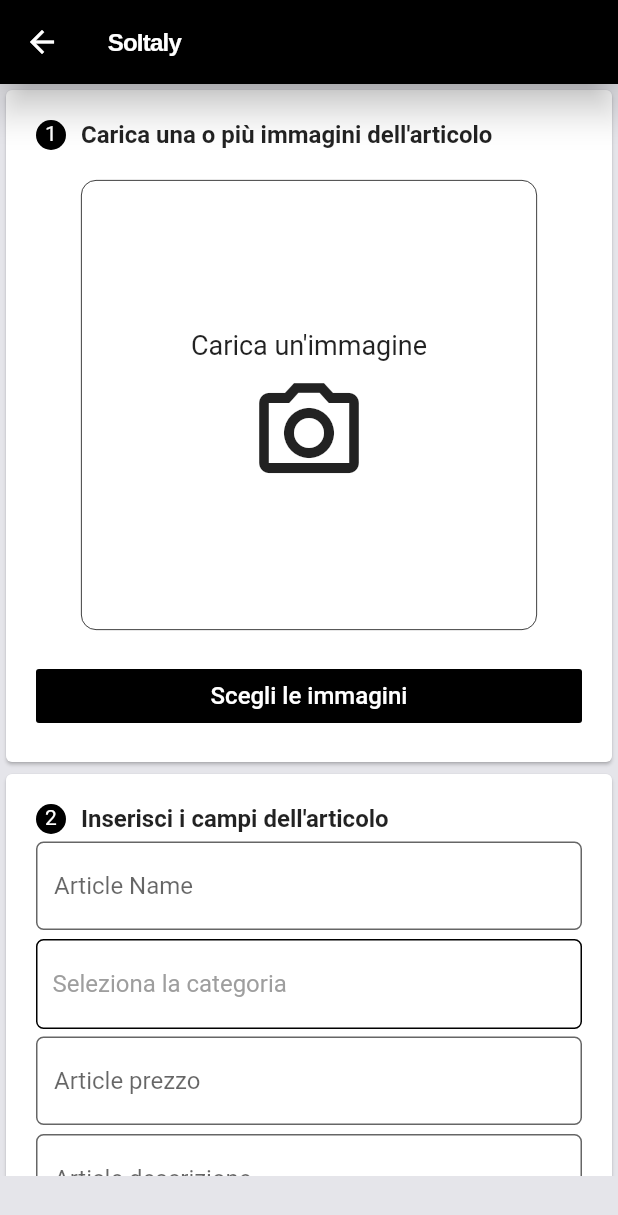
After one commit to Flutter-Bootcamp/flutter_bootcamp_dec_2020_day_by_day, a Flutter app: the UploadArticleScreen screen opened directly, on a phone screen of 412 x 824 dp. The commit adds this screen. Shown: the top 1215 px of the screen. Run offline on Flutter 3.47's test engine with Material 2 defaults, Android fonts, the phone set to English and light mode, and no system bars; our stand-ins replace firebase_core, firebase_storage, get, image_picker; accounts and stored records are empty; network calls fail; statements that could not run were skipped.

Commit message:
fifth day - needed files

```diff
--- a/lib/models/article_model.dart
+++ b/lib/models/article_model.dart
@@ -1,3 +1,9 @@
+
+import 'dart:convert';
+
+List<Article> articlesFromJson(String str) =>
+    List<Article>.from(json.decode(str).map((x) => Article.fromJson(x)));
+
 class Article extends Comparable{
   String id;
   String name;
@@ -7,6 +13,29 @@ class Article extends Comparable{
   String brandName;
   String imgUrl;
   int sellerId;
+
+
+  Article.fromJson(Map<String, dynamic> json){
+    this.id = json['article_id'];
+    this.name = json['name'];
+    this.brandName = json['brand_name'];
+    this.category =json['category'];
+    this.price = json['price'];
+    this.description = json['description'];
+    this.imgUrl = json['image'];
+    this.sellerId = json['seller_id'];
+  }
+
+  Map<String, dynamic> toJson() => {
+    'category': category,
+    'name': name,
+    'price': price,
+    'description': description,
+    'image': imgUrl,
+    'brand_name': brandName,
+    'seller_id': sellerId
+  };
+
 
   @override
   int compareTo(other){
--- a/lib/pictures.dart
+++ b/lib/pictures.dart
@@ -6,14 +6,14 @@ import 'package:flutter/material.dart';
 import 'package:image_picker/image_picker.dart';
 import 'package:firebase_storage/firebase_storage.dart' as firebase_storage;
 
-class imagePick extends StatefulWidget {
+class ImagePick extends StatefulWidget {
   @override
-  imagePick_State createState() => imagePick_State();
+  ImagePickState createState() => ImagePickState();
   var _image;
   var url;
 }
 
-class imagePick_State extends State<imagePick> {
+class ImagePickState extends State<ImagePick> {
   final Future<FirebaseApp> _inizialization = Firebase.initializeApp();
 
   @override
--- /dev/null
+++ b/lib/screens/upload_article_screen.dart
@@ -0,0 +1,418 @@
+import 'dart:io';
+import 'package:flutter/cupertino.dart';
+import 'package:flutter/material.dart';
+import 'package:flutter_bootcamp_2020/controllers/article_list_controller.dart';
+import 'package:flutter_bootcamp_2020/models/article_model.dart';
+import 'package:flutter_bootcamp_2020/pictures.dart';
+import 'package:flutter_bootcamp_2020/screens/upload_images_screen.dart';
+import 'package:flutter_bootcamp_2020/util/constants.dart';
+import 'package:http/http.dart' as http;
+import 'dart:convert' as convert;
+import '../rounded_input.dart';
+
+class UploadArticleScreen extends StatefulWidget {
+
+  @override
+  _UploadArticleScreenState createState() => _UploadArticleScreenState();
+}
+
+class _UploadArticleScreenState extends State<UploadArticleScreen> {
+  String imgFiles;
+  int selectedIndex;
+  Article newArticle;
+
+  @override
+  void initState() {
+    super.initState();
+    selectedIndex=0;
+    newArticle = Article();
+  }
+
+  void _awaitReturnValueFromSecondScreen(BuildContext context) async {
+    final result = await Navigator.push(
+        context,
+        MaterialPageRoute(
+    //      builder: (context) => UploadImagesScreen(),
+          builder: (context) => ImagePick(),
+        ));
+
+    if (result!=null) {
+      setState(() {
+        imgFiles = result;
+        newArticle.imgUrl = result;
+        //newArticle.imgUrl = imgFiles;
+      });
+    }
+  }
+
+Future<void> postArticle() async{
+    var APIurl = "https://api.flutterbootcamp.com/article";
+    var json = convert.jsonEncode(newArticle);
+    print(json);
+    var response =await http.post(APIurl, body: json);
+    print("response.statusCode${response.statusCode}");
+    print(response.body);
+}
+  @override
+  Widget build(BuildContext context) {
+    return Scaffold(
+      backgroundColor: CupertinoColors.systemGrey5,
+      appBar: AppBar(title: Text('SoItaly')),
+      body: Padding(
+        padding: const EdgeInsets.only(bottom:40.0),
+        child: SingleChildScrollView(
+          child: Column(
+            children: [
+              uploadImagesCard(),
+              setArticleFieldCard(),
+              FlatButton(
+                color: Colors.black,
+                child: Text(
+                  'Carica articolo',
+                  style: TextStyle(fontSize: 16, color: Colors.white ),
+                ),
+                onPressed: () {
+                  postArticle();
+                  ArticleListController.to.addArticle(newArticle);
+                  Navigator.pop(context);
+                },
+              ),
+
+            ],
+          ),
+        ),
+      ),
+    );
+  }
+
+  GestureDetector miniCard(int index){
+    return GestureDetector(
+      onTap: (){
+        setState(() {
+          print(selectedIndex);
+          selectedIndex = index;
+          print(selectedIndex);
+        });
+      },
+      child: Container(
+          height: 100,
+          decoration: BoxDecoration(
+              border: Border.all(color: selectedIndex==index? Colors.white : Colors.black)
+          ),
+          child: Image.network(imgFiles)),
+    );
+  }
+
+  Card setArticleFieldCard(){
+    return Card(
+      child: Container(
+        padding: EdgeInsets.all(20),
+        width: double.infinity,
+        child: Wrap(
+          runSpacing: 5,
+          children: [
+            Row(
+              children: [
+                Container(
+                  height: 20,
+                  width: 20,
+                  decoration: BoxDecoration(
+                      color: Colors.black,
+                      shape: BoxShape.circle
+                  ),
+                  child: Padding(
+                    padding: const EdgeInsets.all(1.0),
+                    child: Text('2', style: TextStyle(color: Colors.white), textAlign: TextAlign.center,),
+                  ),
+                ),
+                SizedBox(
+                  width: 10,
+                ),
+                Text(
+                  'Inserisci i campi dell\'articolo',
+                  style: TextStyle(
+                      fontWeight: FontWeight.bold,
+                      fontSize: 16
+                  ),
+                )
+              ],
+            ),
+            RoundedInput(
+              hintText: "Article Name",
+              onChanged: (value) {
+                newArticle.name = value;
+              },
+            ),
+            GestureDetector(
+              onTap: (){
+                int support;
+                return showModalBottomSheet(
+                    context: context,
+                    builder: (context) {
+                      support = 0;
+                      return picker(
+                          CupertinoPicker(
+                              itemExtent: 30,
+                              onSelectedItemChanged: (int index) {
+                                support = index;
+                              },
+                              children: Constants.CATEGORIES.map((category) => Text(category)).toList()
+                      ),
+                          TopBarOfBottomSheet(
+                                () {
+                                  switch (support) {
+                                    case 0:
+                                      setState(() {
+                                        newArticle.category = 'Tailoring';
+                                      });
+                                      break;
+                                    default:
+                                      setState(() {
+                                        newArticle.category = 'Jewelry';
+                                      });
+                                  }
+                                  print(newArticle.category);
+                                  Navigator.pop(context);
+
+                                },
+                                () {
+                              Navigator.pop(context);
+                              print(newArticle.category);
+                            },
+                          ));
+                    });
+              },
+              child: Container(
+                height: 60,
+                alignment: Alignment.centerLeft,
+                decoration: BoxDecoration(
+                  borderRadius: BorderRadius.circular(5),
+                  border: Border.all()
+                ),
+                child: Padding(
+                  padding: const EdgeInsets.only(left:10.0),
+                  child: Text(
+                    newArticle.category==null? 'Seleziona la categoria' : newArticle.category,
+                    style: TextStyle(
+                        color: newArticle.category==null? Colors.grey : Colors.black,
+                        fontSize: 16
+                    ),
+                    textAlign: TextAlign.center, ),
+                ),
+              ),
+            ),
+            RoundedInput(
+              hintText: "Article prezzo",
+              onChanged: (value) {
+                newArticle.price = num.parse(value);
+              },
+            ),
+            RoundedInput(
+              hintText: "Article descrizione",
+              onChanged: (value) {
+                newArticle.description = value;
+              },
+            ),
+          ],
+        ),
+      ),
+    );
+  }
+
+  Card uploadImagesCard(){
+    return Card(
+      child: Container(
+        padding: EdgeInsets.all(20),
+        width: double.infinity,
+        child: Column(
+          crossAxisAlignment: CrossAxisAlignment.stretch,
+          children: [
+            Row(
+              children: [
+                Container(
+                  height: 20,
+                  width: 20,
+                  decoration: BoxDecoration(
+                      color: Colors.black,
+                      shape: BoxShape.circle
+                  ),
+                  child: Padding(
+                    padding: const EdgeInsets.all(1.0),
+                    child: Text('1', style: TextStyle(color: Colors.white), textAlign: TextAlign.center,),
+                  ),
+                ),
+                SizedBox(
+                  width: 10,
+                ),
+                Text(
+                  'Carica una o più immagini dell\'articolo',
+                  style: TextStyle(
+                      fontWeight: FontWeight.bold,
+                      fontSize: 16
+                  ),
+                )
+              ],
+            ),
+
+            Padding(
+                padding: const EdgeInsets.fromLTRB(30,20,30,20),
+                child: imgFiles!=null ? Column(
+                  children: [
+                    Container(
+                      padding: EdgeInsets.all(2),
+                      color: Colors.black.withOpacity(0.8),
+                      height: 406,
+                      child: Column(
+                        children: [
+                          Container(
+                              height: 300,
+                              child: Image.network(imgFiles, fit: BoxFit.fitHeight,)),
+                        ],
+                      ),
+                    ),
+
+                  ],
+                )
+                    : Container(
+                  height: 300,
+                  width: 300,
+                  decoration: BoxDecoration(
+                    borderRadius: BorderRadius.circular(10),
+                    border: Border.all(width: 0.5),
+
+                  ),
+                  child: Column(
+                    mainAxisAlignment: MainAxisAlignment.center,
+                    children: [
+                      Padding(
+                        padding: const EdgeInsets.all(8.0),
+                        child: Text('Carica un\'immagine',
+                          style: TextStyle(fontSize: 18),),
+                      ),
+                      Icon(Icons.photo_camera_outlined, size: 80,)
+                    ],
+                  ),
+                )
+            ),
+
+            FlatButton(
+              color: Colors.black,
+              child: Text(
+                'Scegli le immagini',
+                style: TextStyle(fontSize: 16, color: Colors.white ),
+              ),
+              onPressed: () {
+                _awaitReturnValueFromSecondScreen(context);
+              },
+            ),
+          ],
+        ),
+      ),
+    );
+  }
+}
+
+class TopBarOfBottomSheet extends StatelessWidget {
+  final Function back;
+  final Function confirm;
+
+  TopBarOfBottomSheet(this.confirm, [this.back]);
+
+  @override
+  Widget build(BuildContext context) {
+    return Container(
+      height: 40,
+      width: MediaQuery.of(context).size.width,
+      decoration: BoxDecoration(color: CupertinoColors.systemGrey6),
+      child: Stack(
+        children: [
+          Positioned(
+            top: 12.5,
+            right: 10,
+            child: Container(
+              alignment: Alignment.center,
+              width: 85,
+              child: InkWell(
+                onTap: () {
+                  confirm();
+                },
+                child: Text(
+                  "Confirm",
+                  style: TextStyle(
+                      color: CupertinoColors.activeBlue,
+                      fontSize: 15,
+                      fontWeight: FontWeight.bold),
+                ),
+              ),
+            ),
+          ),
+          Positioned(
+            top: 12.5,
+            left: 7,
+            child: Container(
+              alignment: Alignment.center,
+              width: 80,
+              child: InkWell(
+                onTap: () {
+                  if (back() != null) {
+                    back();
+                  }
+                },
+                child: Text(
+                  "Annulla",
+                  style: TextStyle(
+                      color: CupertinoColors.activeBlue, fontSize: 15),
+                ),
+              ),
+            ),
+          )
+        ],
+      ),
+    );
+  }
+}
+
+class OakPicker extends StatelessWidget {
+  final Function confirm;
+  final Function back;
+  final Widget picker;
+
+  OakPicker(this.confirm, this.back, this.picker);
+
+  @override
+  Widget build(BuildContext context) {
+    return Stack(
+      children: [
+        TopBarOfBottomSheet(confirm(), back()),
+        Container(
+          padding: EdgeInsets.only(top: 30),
+          color: Color.fromRGBO(208, 211, 218, 1),
+          height: 210,
+          child: Container(
+            padding: EdgeInsets.only(top: 10),
+            height: 190,
+            child: picker,
+          ),
+        ),
+      ],
+    );
+  }
+}
+
+Widget picker(Widget child, TopBarOfBottomSheet topBar) {
+  return Stack(
+    children: [
+      Container(
+        padding: EdgeInsets.only(top: 30),
+        color: Color.fromRGBO(208, 211, 218, 1),
+        height: 210,
+        child: Container(
+          padding: EdgeInsets.only(top: 10),
+          height: 190,
+          child: child
+        ),
+      ),
+      topBar,
+    ],
+  );
+}
--- a/pubspec.yaml
+++ b/pubspec.yaml
@@ -27,6 +27,7 @@ dependencies:
   firebase_storage: ^5.2.0
   firebase_core: ^0.5.3
   get: ^3.12.1
+  http: ^0.12.0
 
 
   # The following adds the Cupertino Icons font to your application.
```
Also changed, not shown: lib/models/address_model.dart (+15 -0 lines).
